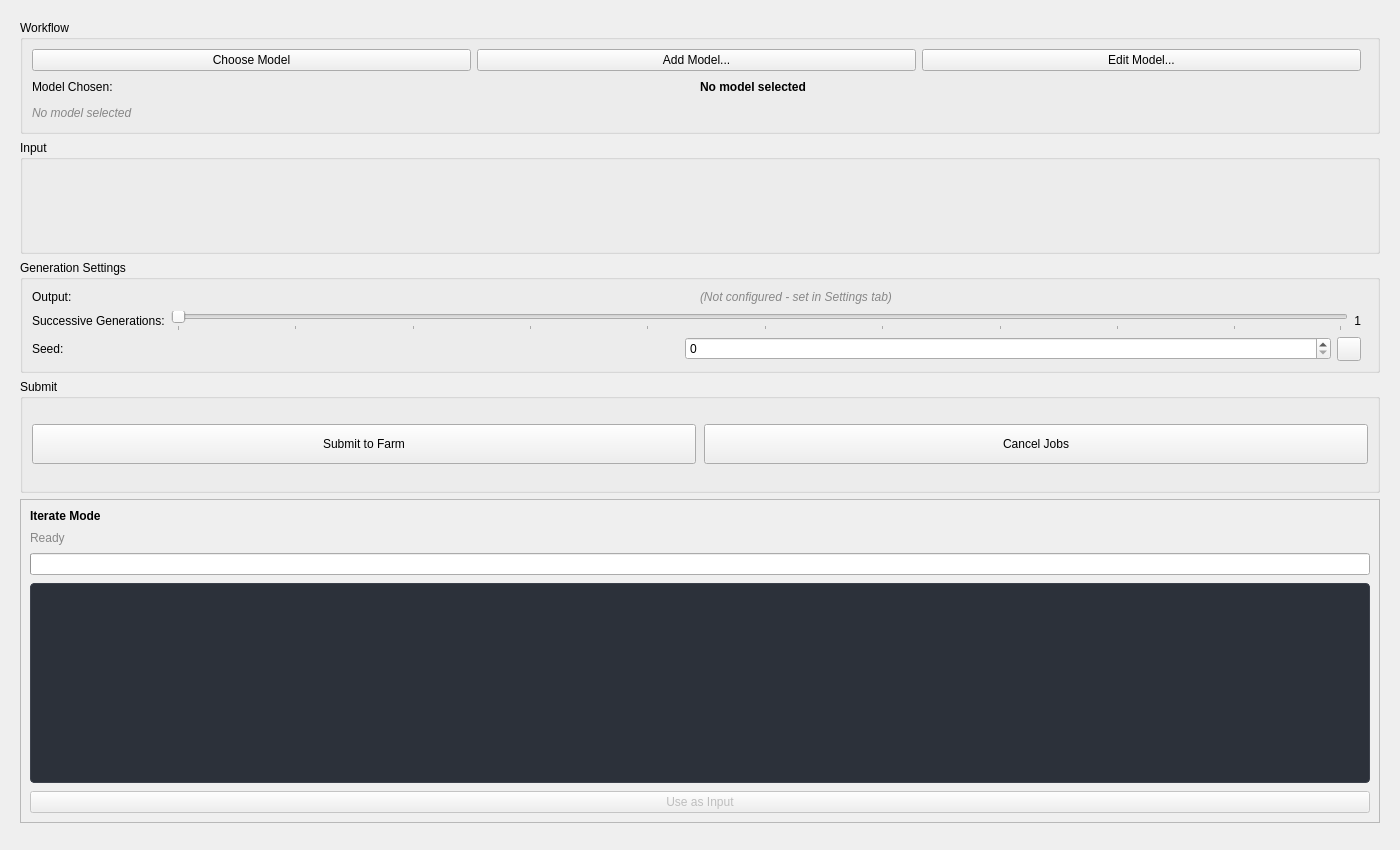
cpt-cabbage/luma_tools, file resources/ui/tabs/comfyui.ui: the form before one commit.
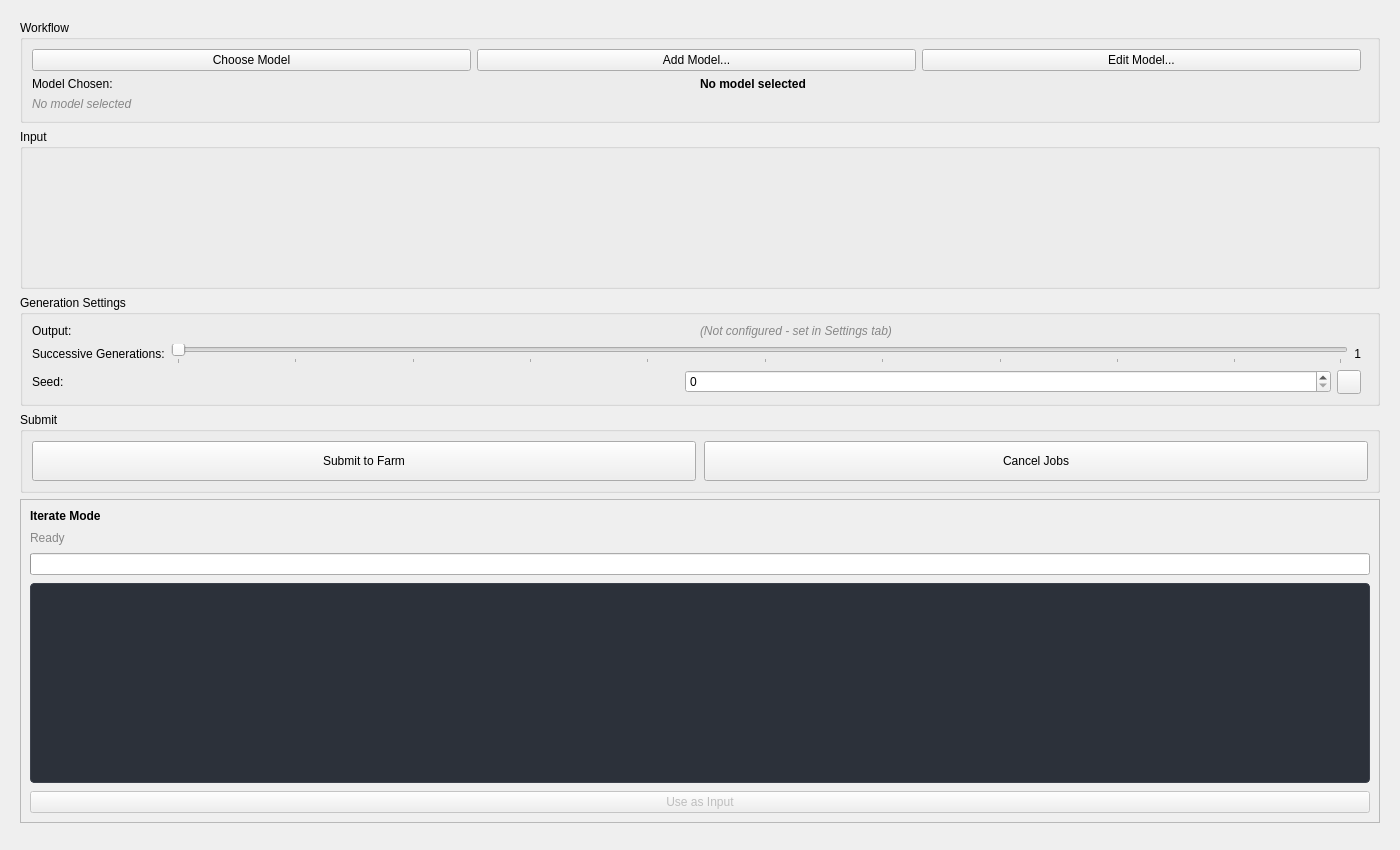
The form after the commit.

Patch:
```diff
--- a/resources/ui/tabs/comfyui.ui
+++ b/resources/ui/tabs/comfyui.ui
@@ -120,6 +120,12 @@
          <property name="title">
           <string>Input</string>
          </property>
+         <property name="sizePolicy">
+          <sizepolicy hsizetype="Preferred" vsizetype="Expanding">
+           <horstretch>0</horstretch>
+           <verstretch>2</verstretch>
+          </sizepolicy>
+         </property>
          <layout class="QVBoxLayout" name="comfyuiEditableNodesLayout"/>
         </widget>
        </item>
```
